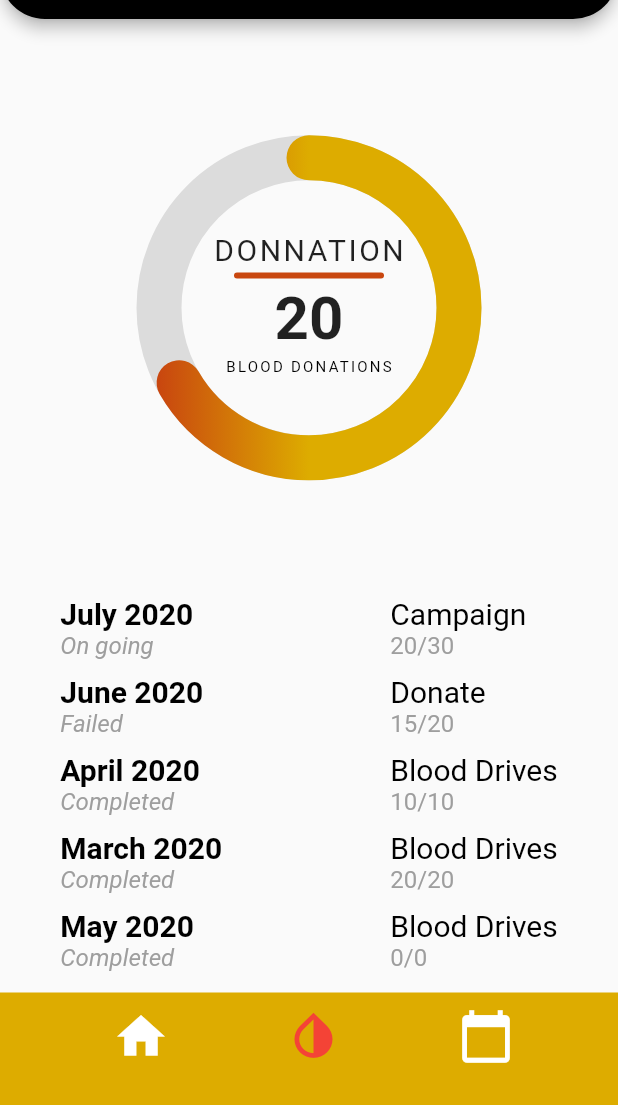
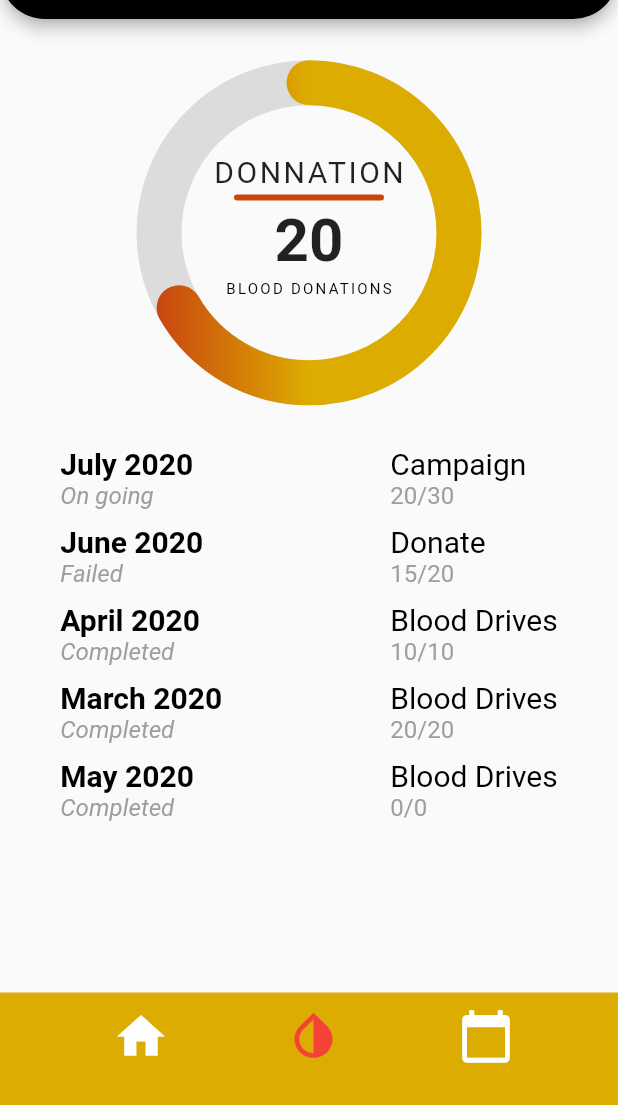
Before and after one commit to fikokwu/pint_size, a Flutter app: the screen it shows after launch, after a tap on "LOGIN", on a phone screen of 412 x 824 dp, the part 131-1236 px from its top. Run offline on Flutter 3.47's test engine with Material 2 defaults, Android fonts, the phone set to English and light mode, and no system bars; our stand-ins replace flutter_screenutil, flutter_signin_button, shared_preferences, table_calendar.

```diff
--- a/lib/main.dart
+++ b/lib/main.dart
@@ -6,7 +6,9 @@ import 'package:pint_size/screens/calendar_screen.dart';
 import 'package:pint_size/screens/campaign_screen.dart';
 import 'package:pint_size/screens/dashboard_screen.dart';
 import 'package:pint_size/screens/login_screen.dart';
-import 'package:pint_size/screens/signup_screen.dart';
+import 'package:flutter/services.dart';
+
+
 
 
 void main() => runApp(MyApp());
@@ -17,6 +19,10 @@ class MyApp extends StatelessWidget {
   Widget build(BuildContext context) {
 
       debugShowCheckedModeBanner: false;
+    SystemChrome.setPreferredOrientations([
+      DeviceOrientation.portraitUp,
+      DeviceOrientation.portraitDown,
+    ]);
     return MaterialApp(
       title: ('Pint Size'),
       theme: ThemeData(
--- a/lib/screens/dashboard_screen.dart
+++ b/lib/screens/dashboard_screen.dart
@@ -33,7 +33,9 @@ class DashboardScreenState extends State<DashboardScreen> {
   Widget build(BuildContext context) {
     return Scaffold(
       drawer: NavDrawer(),
+
       body: Column(
+
         children: <Widget>[
           Stack(
             children: <Widget>[
@@ -112,6 +114,7 @@ class DashboardScreenState extends State<DashboardScreen> {
               )
             ],
           ),
+
           RadialProgress(),
           MonthlyStatusListing(),
         ],
@@ -125,9 +128,13 @@ class MonthlyStatusListing extends StatelessWidget {
   @override
   Widget build(BuildContext context) {
     return Flexible(
+
+      child: SingleChildScrollView(
+
       child: Row(
         mainAxisAlignment: MainAxisAlignment.center,
         mainAxisSize: MainAxisSize.max,
+
         children: <Widget>[
           Column(
             crossAxisAlignment: CrossAxisAlignment.start,
@@ -162,6 +169,7 @@ class MonthlyStatusListing extends StatelessWidget {
           ),
         ],
       ),
+      ),
     );
   }
 }
@@ -174,6 +182,7 @@ class MonthlyStatusRow extends StatelessWidget {
   @override
   Widget build(BuildContext context) {
     return Padding(
+
       padding: const EdgeInsets.only(bottom: 10.0),
       child: Column(
         crossAxisAlignment: CrossAxisAlignment.start,
--- a/lib/screens/profile_screen.dart
+++ b/lib/screens/profile_screen.dart
@@ -35,7 +35,7 @@ class _ProfileScreenState extends State<ProfileScreen> {
               SizedBox(height: 60),
               CircleAvatar(
                 backgroundImage: AssetImage(
-                  'assets/logos/profile.jpeg',
+                  'asset/logos/profile.jpeg',
                 ),
                 radius: 50,
               ),
--- a/lib/utilities/radial_progress.dart
+++ b/lib/utilities/radial_progress.dart
@@ -44,9 +44,9 @@ class _RadialProgressState extends State<RadialProgress>
     return CustomPaint(
 
       child: Container(
-        height: 385,
+        height: 285,
         width: 200,
-        padding: EdgeInsets.symmetric(vertical: 142.0),
+        padding: EdgeInsets.symmetric(vertical: 90.0),
         child: AnimatedOpacity(
 
           opacity: progressDegrees > 30 ? 1.0 : 0.0,
```
Also changed, not shown: lib/screens/login_screen.dart (+6 -1 lines), lib/utilities/size_config.dart (added, +17 -0 lines).
